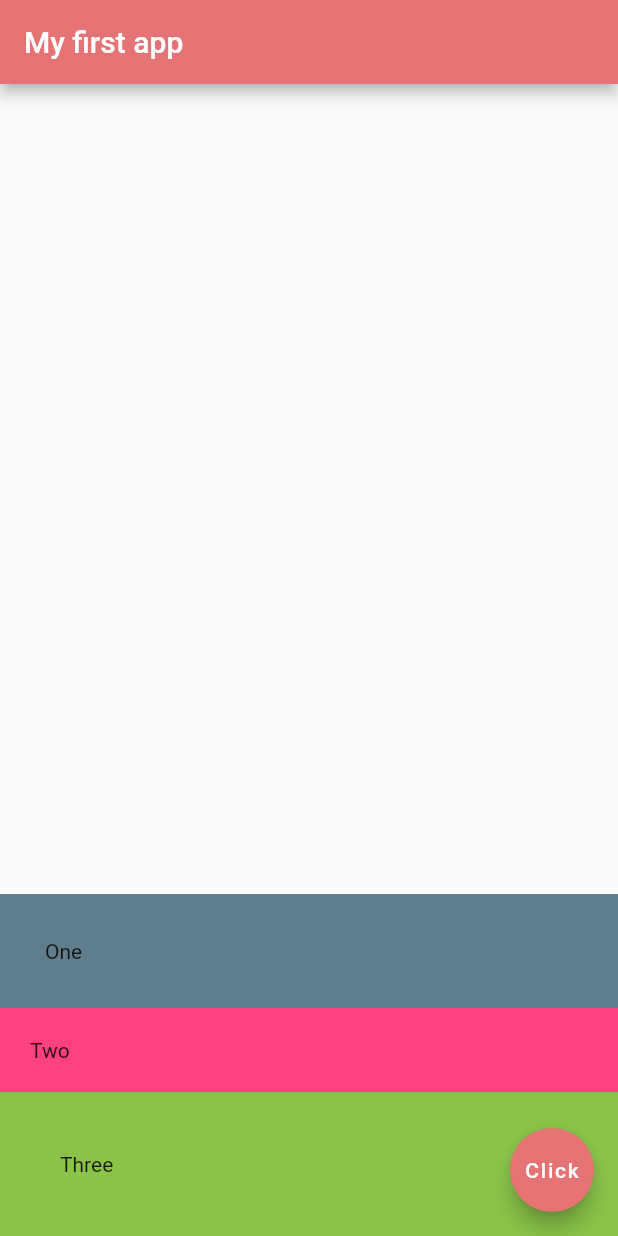
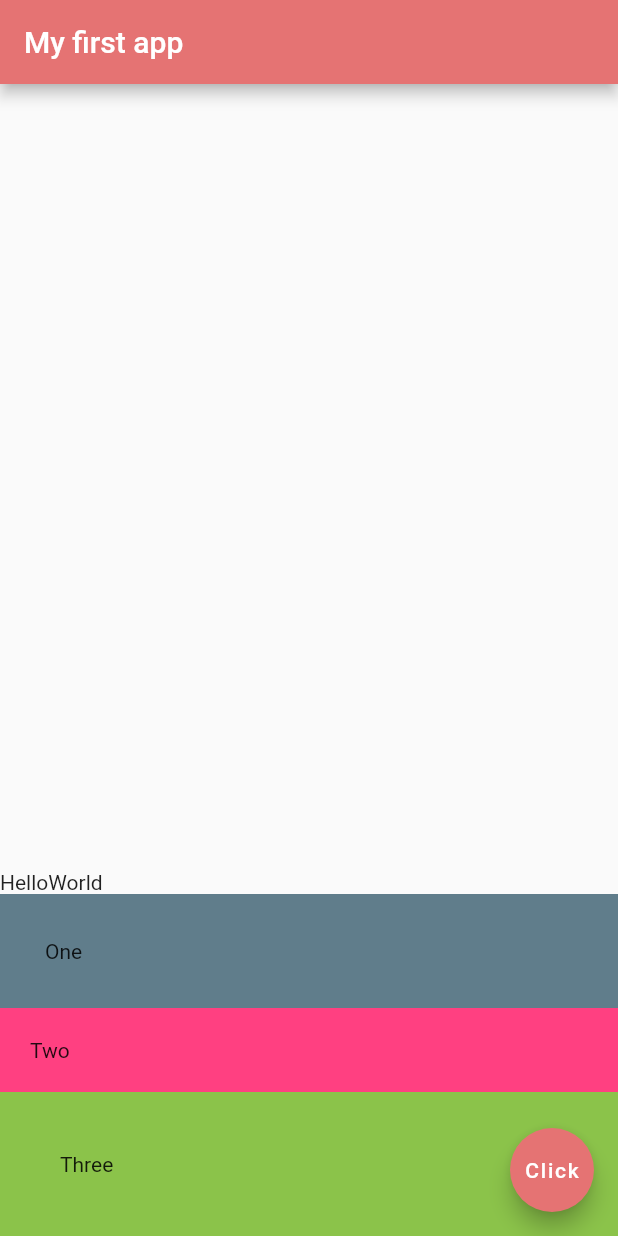
Before and after one commit to numoonchld/hello_world_flutter_app, a Flutter app: the screen it shows after launch, on a phone screen of 412 x 824 dp. Run offline on Flutter 3.47's test engine with Material 2 defaults, Android fonts, the phone set to English and light mode, and no system bars.

Commit message:
rows in columns

```diff
--- a/lib/main.dart
+++ b/lib/main.dart
@@ -17,6 +17,12 @@ class Home extends StatelessWidget {
         mainAxisAlignment: MainAxisAlignment.end,
         crossAxisAlignment: CrossAxisAlignment.stretch,
         children: <Widget>[
+          Row(
+            children: <Widget>[
+              Text('Hello'),
+              Text('World'),
+            ],
+          ),
           Container(
             padding: EdgeInsets.all(30.00),
             color: Colors.blueGrey,
```
